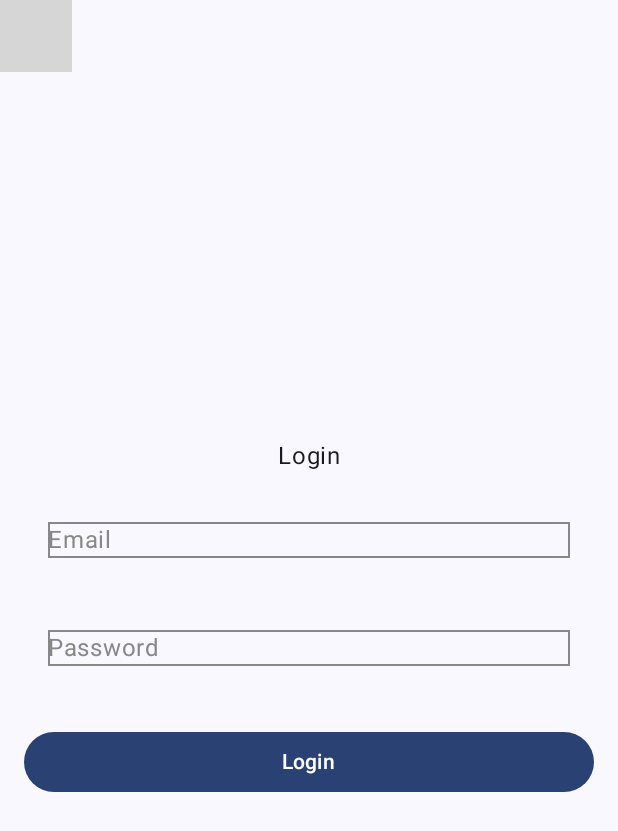
After one commit to LabMember004/Movies, an Android app built with Jetpack Compose: the composable LoginPageScreen shown on its own in the app's theme, on a phone screen of 412 x 824 dp. The commit adds this screen. Shown: the top 831 px of the screen. Run offline under Robolectric (Android 15) with nearby library versions, the phone set to English and light mode, and no system bars; our stand-ins replace Dagger/Hilt's generated code; libraries missing offline, so code that uses them is left out: com.example.domain; 2 statements that could not run were skipped; grey boxes are pictures that could not be loaded.

Commit message:
Login have been added to UI with functionality

```diff
--- /dev/null
+++ b/presentation/src/main/java/com/example/presentation/ProfileScreen/Login/LoginPageScreen.kt
@@ -0,0 +1,111 @@
+package com.example.presentation.ProfileScreen.Login
+
+import android.widget.Toast
+import androidx.compose.foundation.border
+import androidx.compose.foundation.layout.*
+import androidx.compose.foundation.text.BasicTextField
+import androidx.compose.foundation.text.KeyboardOptions
+import androidx.compose.material3.*
+import androidx.compose.runtime.Composable
+import androidx.compose.runtime.LaunchedEffect
+import androidx.compose.runtime.collectAsState
+import androidx.compose.runtime.getValue
+import androidx.compose.runtime.mutableStateOf
+import androidx.compose.runtime.remember
+import androidx.compose.runtime.setValue
+import androidx.compose.ui.Alignment
+import androidx.compose.ui.Modifier
+import androidx.compose.ui.graphics.Color
+import androidx.compose.ui.platform.LocalContext
+import androidx.compose.ui.text.input.KeyboardType
+import androidx.compose.ui.unit.dp
+import androidx.hilt.navigation.compose.hiltViewModel
+
+@Composable
+fun LoginPageScreen(
+    viewModel: LoginViewModel = hiltViewModel()
+) {
+    // Remembering the state of the email and password
+    var email by remember { mutableStateOf("") }
+    var password by remember { mutableStateOf("") }
+
+    // Observe login state
+    val loginState = viewModel.registerState.collectAsState()
+
+    // Get context for displaying Toasts
+    val context = LocalContext.current
+
+    // Observe loginState and show a message based on success/failure
+    LaunchedEffect(loginState.value) {
+        loginState.value?.onSuccess {
+            // Handle login success (e.g., show Toast)
+            Toast.makeText(context, "Login Successful", Toast.LENGTH_SHORT).show()
+        }
+        loginState.value?.onFailure {
+            // Handle login failure (e.g., show error message)
+            Toast.makeText(context, "Login Failed: ${it.message}", Toast.LENGTH_SHORT).show()
+        }
+    }
+
+    // UI for the login screen
+    Column(
+        modifier = Modifier
+            .fillMaxSize()
+            .padding(16.dp),
+        horizontalAlignment = Alignment.CenterHorizontally,
+        verticalArrangement = Arrangement.Center
+    ) {
+        Text(text = "Login")
+
+        Spacer(modifier = Modifier.height(16.dp))
+
+        // Email input
+        BasicTextField(
+            value = email,
+            onValueChange = { email = it },
+            keyboardOptions = KeyboardOptions.Default.copy(keyboardType = KeyboardType.Email),
+            modifier = Modifier
+                .fillMaxWidth()
+                .padding(16.dp)
+                .border(1.dp, Color.Gray),
+            decorationBox = { innerTextField ->
+                if (email.isEmpty()) {
+                    Text("Email", color = Color.Gray)
+                }
+                innerTextField()
+            }
+        )
+
+        Spacer(modifier = Modifier.height(16.dp))
+
+        // Password input
+        BasicTextField(
+            value = password,
+            onValueChange = { password = it },
+            keyboardOptions = KeyboardOptions.Default.copy(keyboardType = KeyboardType.Password),
+            modifier = Modifier
+                .fillMaxWidth()
+                .padding(16.dp)
+                .border(1.dp, Color.Gray),
+            decorationBox = { innerTextField ->
+                if (password.isEmpty()) {
+                    Text("Password", color = Color.Gray)
+                }
+                innerTextField()
+            }
+        )
+
+        Spacer(modifier = Modifier.height(24.dp))
+
+        // Login Button
+        Button(
+            onClick = {
+                // Call loginUser when the button is pressed
+                viewModel.loginUser(email, password)
+            },
+            modifier = Modifier.fillMaxWidth()
+        ) {
+            Text(text = "Login")
+        }
+    }
+}
--- a/presentation/src/main/java/com/example/presentation/ProfileScreen/ProfileViewModel.kt
+++ b/presentation/src/main/java/com/example/presentation/ProfileScreen/Register/RegisterViewModel.kt
@@ -1,4 +1,4 @@
-package com.example.presentation.ProfileScreen
+package com.example.presentation.ProfileScreen.Register
 
 import androidx.lifecycle.ViewModel
 import androidx.lifecycle.viewModelScope
@@ -11,7 +11,7 @@ import kotlinx.coroutines.launch
 import javax.inject.Inject
 
 @HiltViewModel
-class ProfileViewModel @Inject constructor(
+class RegisterViewModel @Inject constructor(
     private val registerUseCase: RegisterUseCase
 ) : ViewModel() {
 
--- a/presentation/src/main/java/com/example/presentation/navigation/Screen.kt
+++ b/presentation/src/main/java/com/example/presentation/navigation/Screen.kt
@@ -4,6 +4,7 @@ enum class Screen(val route: String) {
     Browse("browse"),
     Home("home"),
     Favorite("favorite"),
-    Profile("profile")
+    Profile("profile"),
+    Login("login")
 
 }
```
Also changed, not shown: presentation/src/main/java/com/example/presentation/MovieApp.kt (+7 -7 lines), presentation/src/main/java/com/example/presentation/ProfileScreen/Login/LoginViewModel.kt (added, +35 -0 lines), presentation/src/main/java/com/example/presentation/ProfileScreen/Register/RegisterPageScreen.kt (renamed from presentation/src/main/java/com/example/presentation/ProfileScreen/ProfilePageScreen.kt, +13 -9 lines).
